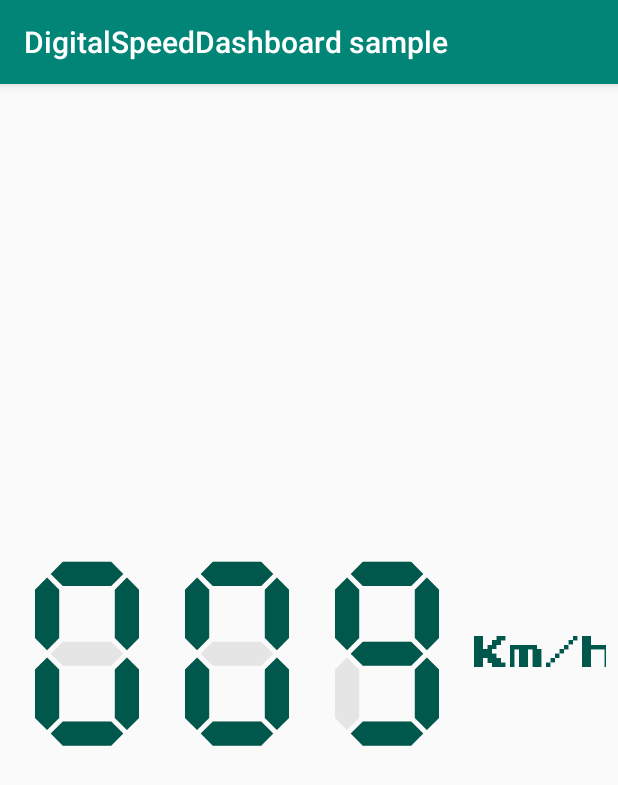
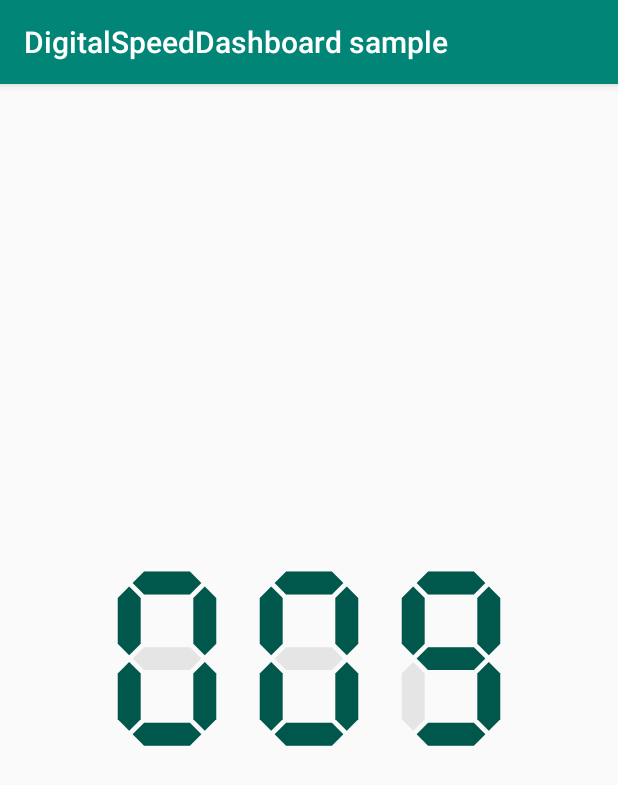
Before and after one commit to ngallazzi/DigitalSpeedDashboard, an Android app: the screen it shows after launch (MainActivity), on a phone screen of 412 x 824 dp. Shown: the top 785 px of the screen. Run offline under Robolectric (Android 15) with nearby library versions, the phone set to English and light mode, and no system bars; Roboto replaces fonts that are not available here.

```diff
--- a/app/src/main/res/layout/activity_main.xml
+++ b/app/src/main/res/layout/activity_main.xml
@@ -8,17 +8,16 @@
         tools:context=".MainActivity">
 
 
-    <com.ngallazzi.speedandrpmdashboard.SpeedAndRpmDashboard
+    <com.ngallazzi.speedandrpmdashboard.DigitalSpeedDashboard
             android:id="@+id/srDashboard"
-            android:layout_width="wrap_content"
-            android:layout_height="170dp"
-            android:layout_marginTop="8dp"
-            app:layout_constraintTop_toTopOf="parent"
-            app:layout_constraintStart_toStartOf="parent"
+            android:layout_width="300dp"
+            android:layout_height="wrap_content"
             app:idleColor="@color/colorIdle"
             app:speedColor="@color/colorPrimaryDark"
+            android:paddingBottom="8dp" android:paddingTop="8dp"
             android:layout_marginStart="8dp"
-            android:paddingBottom="8dp" android:paddingTop="8dp" android:layout_marginEnd="8dp"
+            app:layout_constraintStart_toStartOf="parent" android:layout_marginTop="8dp"
+            app:layout_constraintTop_toTopOf="parent" android:layout_marginEnd="8dp"
             app:layout_constraintEnd_toEndOf="parent" android:layout_marginBottom="8dp"
             app:layout_constraintBottom_toBottomOf="parent"/>
 
--- a/views/src/main/java/com/ngallazzi/speedandrpmdashboard/CipherView.kt
+++ b/views/src/main/java/com/ngallazzi/speedandrpmdashboard/CipherView.kt
@@ -13,12 +13,12 @@ import android.view.View
  */
 class CipherView(context: Context, attrs: AttributeSet) : View(context, attrs) {
 
-    private var sideLength: Float = 0f
+    private var sideWidth: Float = 0f
     private var initialXOffset: Float = 0f
     private var initialYOffset: Float = 0f
-    private var cathetusLength = (sideLength / 4.0f)
-    private var segmentWidth = sideLength + cathetusLength * 2
-    private var segmentHeight = cathetusLength * 2
+    private var cathetusWidth = (sideWidth / 4.0f)
+    private var segmentWidth = sideWidth + cathetusWidth * 2
+    private var segmentHeight = cathetusWidth * 2
 
     private var translationOffset = 0.0f
     private var placeholderPaint: Paint =
@@ -37,32 +37,77 @@ class CipherView(context: Context, attrs: AttributeSet) : View(context, attrs) {
     override fun draw(canvas: Canvas?) {
         super.draw(canvas)
 
-        sideLength = Math.min(width, height) / 3.1f
-        cathetusLength = sideLength / 4.0f
-        translationOffset = cathetusLength * 1.3f
+        cathetusWidth = sideWidth / 4.0f
+        translationOffset = cathetusWidth * 1.3f
 
-        segmentWidth = sideLength + cathetusLength * 2
-        segmentHeight = cathetusLength * 2
+        segmentWidth = sideWidth + cathetusWidth * 2
+        segmentHeight = cathetusWidth * 2
 
         var realWidth = width - (paddingStart + paddingEnd)
         var realHeight = height - (paddingTop + paddingBottom)
 
         initialXOffset = (realWidth - segmentWidth) / 2
         initialYOffset = realHeight - (realHeight - ((segmentWidth + translationOffset) * 2 + segmentHeight))
+
         segmentZeroPath = getBasePath()
         segmentOnePath = getTranslatedPath(
             getRotatedPath(segmentZeroPath, 90.0f),
-            sideLength / 2 + translationOffset,
-            -sideLength / 2 - translationOffset
+            sideWidth / 2 + translationOffset,
+            -sideWidth / 2 - translationOffset
         )
-        segmentTwoPath = getTranslatedPath(segmentOnePath, -sideLength - translationOffset * 2, 0f)
-        segmentThreePath = getTranslatedPath(segmentZeroPath, 0f, -sideLength - translationOffset * 2)
-        segmentFourPath = getTranslatedPath(segmentOnePath, 0f, -sideLength - translationOffset * 2)
-        segmentFivePath = getTranslatedPath(segmentThreePath, 0f, -sideLength - translationOffset * 2)
-        segmentSixPath = getTranslatedPath(segmentTwoPath, 0f, -sideLength - translationOffset * 2)
+        segmentTwoPath = getTranslatedPath(segmentOnePath, -sideWidth - translationOffset * 2, 0f)
+        segmentThreePath = getTranslatedPath(segmentZeroPath, 0f, -sideWidth - translationOffset * 2)
+        segmentFourPath = getTranslatedPath(segmentOnePath, 0f, -sideWidth - translationOffset * 2)
+        segmentFivePath = getTranslatedPath(segmentThreePath, 0f, -sideWidth - translationOffset * 2)
+        segmentSixPath = getTranslatedPath(segmentTwoPath, 0f, -sideWidth - translationOffset * 2)
 
         drawPlaceholder(canvas!!)
         drawDigit(canvas)
+    }
+
+    override fun onMeasure(widthMeasureSpec: Int, heightMeasureSpec: Int) {
+        val DEFAULT_WIDTH = 96
+        val DEFAULT_HEIGHT = (DEFAULT_WIDTH * 1.6).toInt()
+        val MAX_WIDTH = DEFAULT_WIDTH * 2
+
+        val widthMode = View.MeasureSpec.getMode(widthMeasureSpec)
+        val specifiedWidthSize = View.MeasureSpec.getSize(widthMeasureSpec)
+        val heightMode = View.MeasureSpec.getMode(heightMeasureSpec)
+        val specifiedHeightSize = View.MeasureSpec.getSize(heightMeasureSpec)
+
+        var width: Int = 0
+        var height: Int = 0
+
+        when (widthMode) {
+            MeasureSpec.EXACTLY -> {
+                width = specifiedWidthSize
+            }
+            MeasureSpec.AT_MOST -> {
+                //Can't be bigger than...
+                width = Math.min(MAX_WIDTH, specifiedWidthSize)
+            }
+            MeasureSpec.UNSPECIFIED -> {
+                width = DEFAULT_WIDTH
+            }
+        }
+
+        when (heightMode) {
+            MeasureSpec.EXACTLY -> {
+                height = specifiedHeightSize
+            }
+            MeasureSpec.AT_MOST -> {
+                //Can't be bigger than...
+                height = (width * 1.31).toInt()
+            }
+            MeasureSpec.UNSPECIFIED -> {
+                height = DEFAULT_HEIGHT
+            }
+        }
+
+        sideWidth = Math.min(width, height) / 3.1f
+
+        //MUST CALL THIS
+        setMeasuredDimension(width, height)
     }
 
     public fun drawPlaceholder(canvas: Canvas) {
@@ -167,17 +212,17 @@ class CipherView(context: Context, attrs: AttributeSet) : View(context, attrs) {
 
     private fun getBasePath(): Path {
 
-        val p0 = PointF(initialXOffset, initialYOffset - cathetusLength * 2)
+        val p0 = PointF(initialXOffset, initialYOffset - cathetusWidth * 2)
 
-        val p1 = PointF(p0.x + cathetusLength, p0.y - cathetusLength)
+        val p1 = PointF(p0.x + cathetusWidth, p0.y - cathetusWidth)
 
-        val p2 = PointF(p1.x + sideLength, p1.y)
+        val p2 = PointF(p1.x + sideWidth, p1.y)
 
-        val p3 = PointF(p0.x + sideLength + cathetusLength * 2, p2.y + cathetusLength)
+        val p3 = PointF(p0.x + sideWidth + cathetusWidth * 2, p2.y + cathetusWidth)
 
-        val p4 = PointF(p2.x, p3.y + cathetusLength)
+        val p4 = PointF(p2.x, p3.y + cathetusWidth)
 
-        val p5 = PointF(p1.x, p0.y + cathetusLength)
+        val p5 = PointF(p1.x, p0.y + cathetusWidth)
 
         return getPath(p0, p1, p2, p3, p4, p5)
     }
--- a/views/src/main/java/com/ngallazzi/speedandrpmdashboard/SpeedAndRpmDashboard.kt
+++ b/views/src/main/java/com/ngallazzi/speedandrpmdashboard/DigitalSpeedDashboard.kt
@@ -6,7 +6,6 @@ import android.support.constraint.ConstraintLayout
 import android.support.v4.content.ContextCompat
 import android.util.AttributeSet
 import android.widget.TextView
-import com.ngallazzi.speedandrpmdashboard.R.id.tvUnit
 import java.util.*
 
 
@@ -15,7 +14,7 @@ import java.util.*
  * Created by Nicola on 12/6/2018.
  * Copyright © 2018 Zehus. All rights reserved.
  */
-class SpeedAndRpmDashboard @JvmOverloads constructor(
+class DigitalSpeedDashboard @JvmOverloads constructor(
     context: Context,
     attrs: AttributeSet? = null,
     defStyleAttr: Int = 0
@@ -25,36 +24,33 @@ class SpeedAndRpmDashboard @JvmOverloads constructor(
     private var cvDigits: CipherView
     private var cvDozens: CipherView
     private var cvHundreds: CipherView
-    private var tvUnit: TextView
     private var attributes: TypedArray
     private var mTachometerOnColor: Int
     private var mTachometerOffColor: Int
 
     init {
-        inflate(context, R.layout.speed_and_rpm_dashboard_layout, this)
+        inflate(context, R.layout.digital_speed_dashboard_layout, this)
         cvDigits = findViewById(R.id.cvDigits)
         cvDozens = findViewById(R.id.cvDozens)
         cvHundreds = findViewById(R.id.cvHundreds)
-        tvUnit = findViewById(R.id.tvUnit)
         attributes = context.theme.obtainStyledAttributes(
             attrs,
-            R.styleable.SpeedAndRpmDashboard,
+            R.styleable.DigitalSpeedDashboard,
             0, 0
         )
 
         mTachometerOnColor = attributes.getColor(
-            R.styleable.SpeedAndRpmDashboard_speedColor,
+            R.styleable.DigitalSpeedDashboard_speedColor,
             ContextCompat.getColor(context, R.color.colorTachometerOn)
         )
         mTachometerOffColor = attributes.getColor(
-            R.styleable.SpeedAndRpmDashboard_idleColor,
+            R.styleable.DigitalSpeedDashboard_idleColor,
             ContextCompat.getColor(context, R.color.colorTachometerOff)
         )
 
         cvHundreds.setSpeedColor(mTachometerOnColor)
         cvDozens.setSpeedColor(mTachometerOnColor)
         cvDigits.setSpeedColor(mTachometerOnColor)
-        tvUnit.setTextColor(mTachometerOnColor)
 
         cvHundreds.setIdleColor(mTachometerOffColor)
         cvDozens.setIdleColor(mTachometerOffColor)
--- /dev/null
+++ b/views/src/main/res/layout/digital_speed_dashboard_layout.xml
@@ -0,0 +1,33 @@
+<?xml version="1.0" encoding="utf-8"?>
+<android.support.constraint.ConstraintLayout xmlns:android="http://schemas.android.com/apk/res/android"
+                                             xmlns:app="http://schemas.android.com/apk/res-auto"
+                                             xmlns:tools="http://schemas.android.com/tools" android:padding="8dp"
+                                             android:layout_width="match_parent"
+                                             android:layout_height="wrap_content"
+                                             android:orientation="vertical" tools:layout_editor_absoluteY="73dp">
+
+    <com.ngallazzi.speedandrpmdashboard.CipherView
+            android:id="@+id/cvHundreds"
+            android:layout_width="0dp"
+            android:layout_height="wrap_content"
+            app:layout_constraintTop_toTopOf="parent" app:layout_constraintBottom_toBottomOf="parent"
+            app:layout_constraintStart_toStartOf="parent" app:layout_constraintHorizontal_bias="0.5"
+            app:layout_constraintEnd_toStartOf="@+id/cvDozens"/>
+
+    <com.ngallazzi.speedandrpmdashboard.CipherView
+            android:id="@+id/cvDozens"
+            android:layout_width="0dp"
+            android:layout_height="wrap_content"
+            app:layout_constraintTop_toTopOf="parent" app:layout_constraintBottom_toBottomOf="parent"
+            app:layout_constraintStart_toEndOf="@+id/cvHundreds" app:layout_constraintHorizontal_bias="0.5"
+            app:layout_constraintEnd_toStartOf="@+id/cvDigits"/>
+
+    <com.ngallazzi.speedandrpmdashboard.CipherView
+            android:id="@+id/cvDigits"
+            android:layout_width="0dp"
+            android:layout_height="wrap_content"
+            app:layout_constraintTop_toTopOf="parent"
+            app:layout_constraintBottom_toBottomOf="parent" app:layout_constraintStart_toEndOf="@+id/cvDozens"
+            app:layout_constraintHorizontal_bias="0.5" app:layout_constraintEnd_toEndOf="parent"/>
+
+</android.support.constraint.ConstraintLayout>
--- a/views/src/main/res/layout/speed_and_rpm_dashboard_layout.xml
+++ /dev/null
@@ -1,43 +0,0 @@
-<?xml version="1.0" encoding="utf-8"?>
-<android.support.constraint.ConstraintLayout xmlns:android="http://schemas.android.com/apk/res/android"
-                                             xmlns:app="http://schemas.android.com/apk/res-auto"
-                                             xmlns:tools="http://schemas.android.com/tools" android:padding="8dp"
-                                             android:layout_width="match_parent"
-                                             android:layout_height="wrap_content"
-                                             android:orientation="vertical">
-
-    <com.ngallazzi.speedandrpmdashboard.CipherView
-            android:id="@+id/cvHundreds"
-            android:layout_width="100dp"
-            android:layout_height="wrap_content"
-            app:layout_constraintStart_toStartOf="parent"
-            app:layout_constraintHorizontal_bias="0.5" app:layout_constraintEnd_toStartOf="@+id/cvDozens"
-            app:layout_constraintTop_toTopOf="parent"
-            app:layout_constraintBottom_toBottomOf="parent"/>
-
-    <com.ngallazzi.speedandrpmdashboard.CipherView
-            android:id="@+id/cvDozens"
-            android:layout_width="100dp"
-            android:layout_height="wrap_content"
-            app:layout_constraintStart_toEndOf="@+id/cvHundreds"
-            app:layout_constraintHorizontal_bias="0.5" app:layout_constraintEnd_toStartOf="@+id/cvDigits"
-            app:layout_constraintTop_toTopOf="parent"
-            app:layout_constraintBottom_toBottomOf="parent"/>
-
-    <TextView
-            android:text="@string/km_h"
-            android:layout_width="wrap_content"
-            android:layout_height="wrap_content"
-            android:id="@+id/tvUnit" app:layout_constraintStart_toEndOf="@+id/cvDigits"
-            app:layout_constraintBottom_toBottomOf="parent"
-            android:layout_marginStart="8dp" app:layout_constraintTop_toTopOf="parent"
-            style="@android:style/Widget.DeviceDefault.Light.TextView" android:fontFamily="@font/press_start_2p"
-            android:textColor="@color/colorTachometerOn" android:textSize="24sp"/>
-    <com.ngallazzi.speedandrpmdashboard.CipherView
-            android:id="@+id/cvDigits"
-            android:layout_width="100dp"
-            android:layout_height="wrap_content"
-            app:layout_constraintStart_toEndOf="@+id/cvDozens"
-            app:layout_constraintTop_toTopOf="parent" app:layout_constraintBottom_toBottomOf="parent"/>
-
-</android.support.constraint.ConstraintLayout>
--- a/views/src/main/res/values/attrs.xml
+++ b/views/src/main/res/values/attrs.xml
@@ -1,6 +1,6 @@
 <?xml version="1.0" encoding="utf-8"?>
 <resources>
-    <declare-styleable name="SpeedAndRpmDashboard">
+    <declare-styleable name="DigitalSpeedDashboard">
         <attr name="idleColor" format="color" />
         <attr name="speedColor" format="color" />
         <attr name="backgroundColor" format="color" />
```
